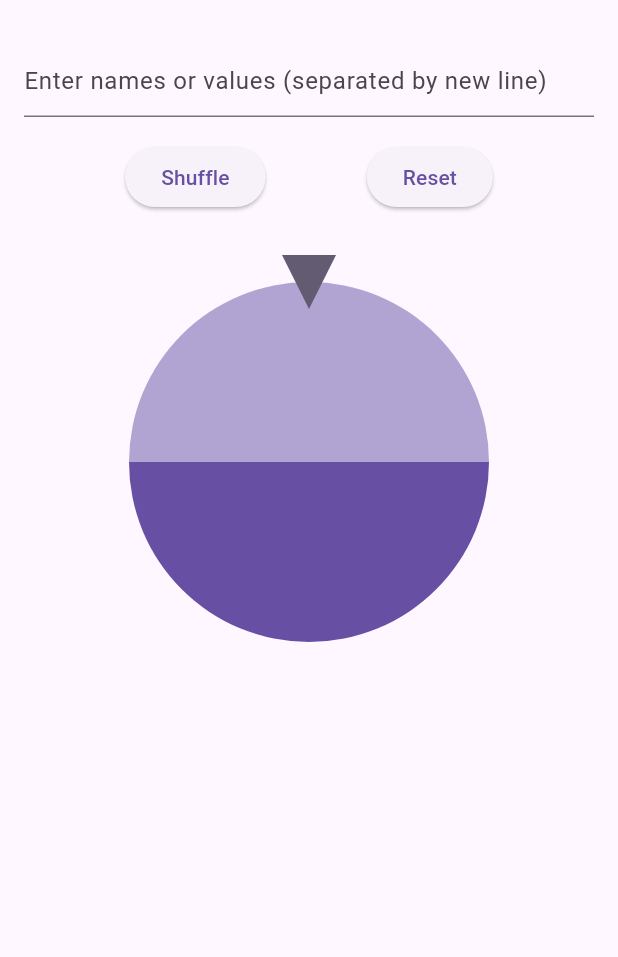
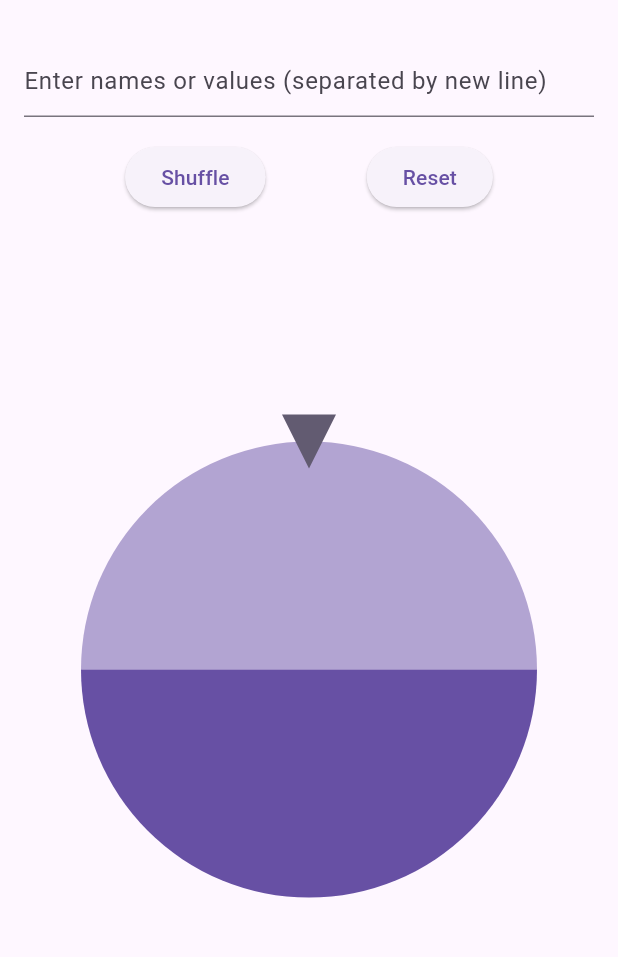
Before and after one commit to MdAsifUrRahmanAbir/wheel_spinner, a Flutter app: the screen it shows after launch, on a phone screen of 412 x 824 dp, the part 63-1020 px from its top. Run offline on Flutter 3.47's test engine with Material 3 defaults, Android fonts, the light colour scheme and no system bars; drawn by our look-alikes of flutter_fortune_wheel.

Commit message:
circle size

```diff
--- a/lib/spinner_home_page.dart
+++ b/lib/spinner_home_page.dart
@@ -115,8 +115,8 @@ class SpinnerHomePageState extends State<SpinnerHomePage> {
           const SizedBox(height: 16),
           // if(_names.length > 1)
           SizedBox(
-            height: 300,
-            width: 300,
+            height: MediaQuery.sizeOf(context).height * .7,
+            width: MediaQuery.sizeOf(context).height * .7,
             child: GestureDetector(
                 onTap: () {
                   setState(() {
```
